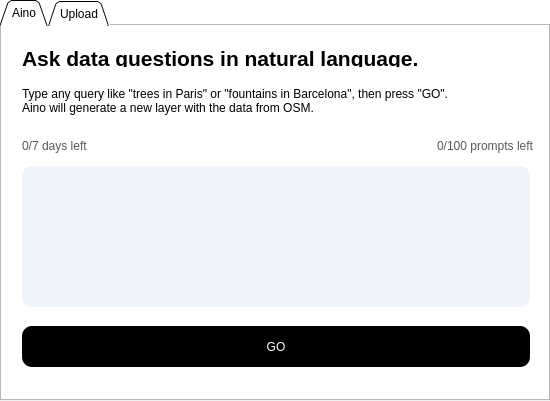
The window that src/main_tab/ui_files/main.ui (Aino-Technology/aino-qgis-plugin) describes before a commit, drawn with Qt 5.
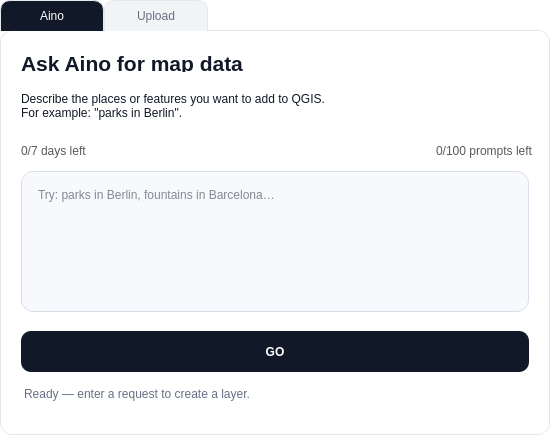
The same window after the commit.

```diff
--- a/src/main_tab/ui_files/main.ui
+++ b/src/main_tab/ui_files/main.ui
@@ -6,12 +6,12 @@
    <bool>true</bool>
   </property>
   <property name="geometry">
-   <rect>
-    <x>0</x>
-    <y>0</y>
-    <width>550</width>
-    <height>401</height>
-   </rect>
+    <rect>
+     <x>0</x>
+     <y>0</y>
+     <width>550</width>
+     <height>435</height>
+    </rect>
   </property>
   <property name="maximumSize">
    <size>
@@ -23,21 +23,104 @@
    <string>Aino</string>
   </property>
   <property name="styleSheet">
-   <string notr="true">background-color: white</string>
+   <string notr="true">QTabWidget {
+ background-color: #FFFFFF;
+ color: #111827;
+}
+QTabWidget::pane {
+ background-color: #FFFFFF;
+ border: 1px solid #E5E7EB;
+ border-radius: 12px;
+ top: -1px;
+}
+QTabBar::tab {
+ background-color: #F3F4F6;
+ color: #667085;
+ border: 1px solid #E5E7EB;
+ border-bottom: none;
+ border-top-left-radius: 10px;
+ border-top-right-radius: 10px;
+ padding: 8px 18px;
+ min-width: 66px;
+}
+QTabBar::tab:selected {
+ background-color: #111827;
+ color: #FFFFFF;
+}
+QTabBar::tab:hover:!selected {
+ background-color: #E5E7EB;
+ color: #111827;
+}
+QLabel {
+ color: #111827;
+}
+QTextEdit {
+ background-color: #F7F9FC;
+ color: #111827;
+ border: 1px solid #D8DFEA;
+ border-radius: 12px;
+ padding: 12px;
+ selection-background-color: #C7D7FE;
+}
+QTextEdit:focus {
+ border: 2px solid #315EFB;
+}
+QLineEdit {
+ background-color: #FFFFFF;
+ color: #111827;
+ border: 1px solid #D8DFEA;
+ border-radius: 10px;
+ padding: 10px;
+}
+QLineEdit:focus {
+ border: 2px solid #315EFB;
+}
+QCheckBox {
+ color: #111827;
+}
+QScrollArea {
+ border: 1px solid #E5E7EB;
+ border-radius: 10px;
+}
+QMessageBox {
+ background-color: #FFFFFF;
+ color: #111827;
+ border: 1px solid #D8DFEA;
+}
+QMessageBox QLabel {
+ background-color: transparent;
+ color: #111827;
+}
+QMessageBox QPushButton {
+ background-color: #111827;
+ color: #FFFFFF;
+ border: 1px solid #111827;
+ border-radius: 8px;
+ min-width: 72px;
+ padding: 6px 16px;
+}
+QMessageBox QPushButton:hover {
+ background-color: #315EFB;
+ border-color: #315EFB;
+}
+QMessageBox QPushButton:focus {
+ border: 2px solid #315EFB;
+}
+</string>
   </property>
   <property name="tabPosition">
    <enum>QTabWidget::North</enum>
   </property>
   <property name="tabShape">
-   <enum>QTabWidget::Triangular</enum>
+   <enum>QTabWidget::Rounded</enum>
   </property>
   <property name="currentIndex">
    <number>0</number>
   </property>
   <property name="iconSize">
    <size>
-    <width>138</width>
-    <height>58</height>
+    <width>16</width>
+    <height>16</height>
    </size>
   </property>
   <property name="elideMode">
@@ -59,17 +142,17 @@
       <height>141</height>
      </rect>
     </property>
-    <property name="styleSheet">
-     <string notr="true">background-color: rgb(240, 244,251);
-border-style: outset;
-border-radius: 10px;
-border-color: rgb(221,229,240);
-border-wight: 1px;
-padding: 10 px;
-padding-left: 10 px
-
+   <property name="styleSheet">
+     <string notr="true">background-color: #F7F9FC;
+color: #111827;
+border: 1px solid #D8DFEA;
+border-radius: 12px;
+padding: 12px;
 </string>
-    </property>
+   </property>
+   <property name="placeholderText">
+    <string>Try: parks in Berlin, fountains in Barcelona…</string>
+   </property>
    </widget>
    <widget class="QPushButton" name="go_button">
     <property name="enabled">
@@ -258,17 +341,41 @@
     <property name="cursor">
      <cursorShape>PointingHandCursor</cursorShape>
     </property>
-    <property name="styleSheet">
-     <string notr="true">background-color: black;
-color: white;
+   <property name="styleSheet">
+     <string notr="true">background-color: #111827;
+color: #FFFFFF;
+border: none;
 border-radius: 10px;
+font-weight: 600;
+padding: 8px 16px;
 </string>
     </property>
     <property name="text">
      <string>GO</string>
+   </property>
+   <property name="default">
+    <bool>false</bool>
+   </property>
+  </widget>
+   <widget class="QLabel" name="request_status_label">
+    <property name="geometry">
+     <rect>
+      <x>20</x>
+      <y>350</y>
+      <width>508</width>
+      <height>26</height>
+     </rect>
     </property>
-    <property name="default">
-     <bool>false</bool>
+    <property name="styleSheet">
+     <string notr="true">color: #667085;
+padding: 2px 0;
+</string>
+    </property>
+    <property name="text">
+     <string>Ready — enter a request to create a layer.</string>
+    </property>
+    <property name="wordWrap">
+     <bool>true</bool>
     </property>
    </widget>
    <widget class="QLabel" name="label">
@@ -288,7 +395,7 @@
      </font>
     </property>
     <property name="text">
-     <string>&lt;html&gt;&lt;head/&gt;&lt;body&gt;&lt;p&gt;Ask data questions in natural language.&lt;/p&gt;&lt;/body&gt;&lt;/html&gt;</string>
+     <string>&lt;html&gt;&lt;head/&gt;&lt;body&gt;&lt;p&gt;Ask Aino for map data&lt;/p&gt;&lt;/body&gt;&lt;/html&gt;</string>
     </property>
    </widget>
    <widget class="QLabel" name="label_3">
@@ -301,7 +408,7 @@
      </rect>
     </property>
     <property name="text">
-     <string>&lt;html&gt;&lt;head/&gt;&lt;body&gt;&lt;p&gt;Type any query like &amp;quot;trees in Paris&amp;quot; or &amp;quot;fountains in Barcelona&amp;quot;, then press &amp;quot;GO&amp;quot;. &lt;br/&gt;Aino will generate a new layer with the data from OSM.&lt;/p&gt;&lt;/body&gt;&lt;/html&gt;</string>
+     <string>&lt;html&gt;&lt;head/&gt;&lt;body&gt;&lt;p&gt;Describe the places or features you want to add to QGIS.&lt;br/&gt;For example: &amp;quot;parks in Berlin&amp;quot;.&lt;/p&gt;&lt;/body&gt;&lt;/html&gt;</string>
     </property>
    </widget>
    <widget class="QLabel" name="prompts_label">
@@ -316,6 +423,9 @@
     <property name="text">
      <string>&lt;html&gt;&lt;head/&gt;&lt;body&gt;&lt;p align=&quot;right&quot;&gt;&lt;span style=&quot; color:#595959;&quot;&gt;0/100 prompts left&lt;/span&gt;&lt;/p&gt;&lt;/body&gt;&lt;/html&gt;</string>
     </property>
+    <property name="styleSheet">
+     <string notr="true">color: #667085;</string>
+    </property>
    </widget>
    <widget class="QLabel" name="trial_label">
     <property name="geometry">
```
Left out of the diff: 2 changed lines with no effect on the pictures.
